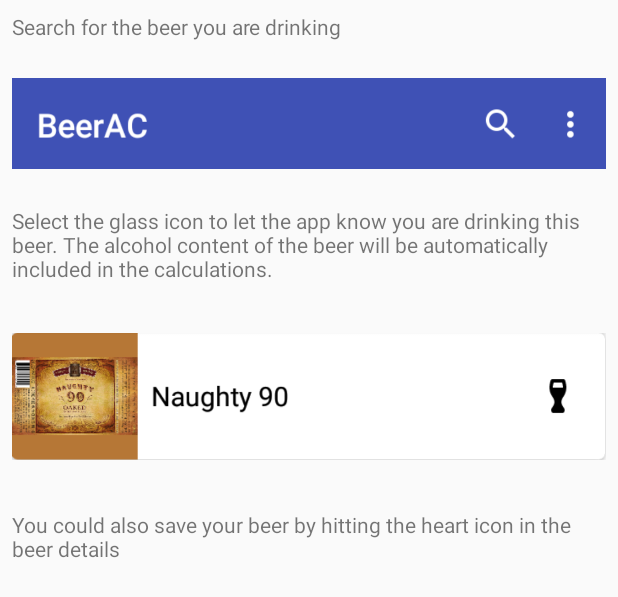
After one commit to Beesham/Capstone-Project, an Android app: the layout how_it_works_dialog.xml on its own in the app's theme, with its tools: preview values and no code run, on a phone screen of 412 x 824 dp. The commit adds this screen. Shown: the top 597 px of the screen. Run offline under Robolectric (Android 15) with nearby library versions, the phone set to English and light mode, and no system bars.

Commit message:
Add how it works dialog to Home

```diff
--- /dev/null
+++ b/app/src/main/res/layout/how_it_works_dialog.xml
@@ -0,0 +1,38 @@
+<?xml version="1.0" encoding="utf-8"?>
+<LinearLayout xmlns:android="http://schemas.android.com/apk/res/android"
+              android:orientation="vertical"
+              android:layout_width="match_parent"
+              android:layout_height="match_parent"
+              android:padding="@dimen/default_padding">
+
+    <TextView
+            android:id="@+id/step_1_text_view"
+            android:layout_width="match_parent"
+            android:layout_height="wrap_content"
+            android:text="@string/how_it_works_step_1"/>
+
+    <ImageView
+            android:layout_width="match_parent"
+            android:layout_height="wrap_content"
+            android:src="@drawable/search_bar"
+            android:contentDescription="@string/a11y_search_bar_image"/>
+
+    <TextView
+            android:id="@+id/step_2_text_view"
+            android:layout_width="match_parent"
+            android:layout_height="wrap_content"
+            android:text="@string/how_it_works_step_2"/>
+
+    <ImageView
+            android:layout_width="match_parent"
+            android:layout_height="wrap_content"
+            android:src="@drawable/search_result"
+            android:contentDescription="@string/a11y_search_result_image"/>
+
+    <TextView
+            android:id="@+id/note_text_view"
+            android:layout_width="match_parent"
+            android:layout_height="wrap_content"
+            android:text="@string/how_it_works_note"/>
+
+</LinearLayout>
--- a/app/src/main/res/values/strings.xml
+++ b/app/src/main/res/values/strings.xml
@@ -148,6 +148,12 @@
         \n\nBeerAC uses the BreweryDB API but is not endorsed or certified by PintLabs.
         \n\nPlease do not drink and drive\n\nDrink responsibly</string>
 
+    <!-- How it works -->
+    <string name="how_it_works_label" translatable="true">How It Works</string>
+    <string name="how_it_works_step_1" translatable="true">Search for the beer you are drinking</string>
+    <string name="how_it_works_step_2" translatable="true">Select the glass icon to let the app know you are drinking this beer. The alcohol content of the beer will be automatically included in the calculations.</string>
+    <string name="how_it_works_note" translatable="true">You could also save your beer by hitting the heart icon in the beer details</string>
+
     <!-- Stock Beer -->
     <string name="stock_beer_name">Stock Beer</string>
     <string name="stock_beer_id">stock_beer</string>
@@ -171,8 +177,16 @@
     <string name="a11y_increment_beer_count" translatable="true">Increment beer count</string>
     <string name="a11y_decrement_beer_count" translatable="true">Decrement beer count</string>
 
+    <string name="a11y_more_info_time" translatable="true">More info on started drinking time</string>
+    <string name="a11y_more_info_drink_size" translatable="true">More info on drink size</string>
+    <string name="a11y_more_info_bac_reading" translatable="true">More info on B A C reading</string>
+
+
     <string name="a11y_fab" translatable="true">Save this beer</string>
     <string name="a11y_drink_beer" translatable="true">Drink this beer</string>
+
+    <string name="a11y_search_bar_image" translatable="true">Search bar image</string>
+    <string name="a11y_search_result_image" translatable="true">Search result image with glass icon</string>
 
     <!-- Ads moved to gradle.properties-->
 
@@ -188,5 +202,4 @@
     <string name="add_widget">Add widget</string>
 
 
-
 </resources>
--- a/app/src/main/res/xml/pref_general.xml
+++ b/app/src/main/res/xml/pref_general.xml
@@ -45,6 +45,10 @@
                 android:summary="@string/pref_about_description"
                 android:dialogMessage="@string/pref_about_extended_description"/>
 
+        <!-- How it works -->
+        <com.beesham.beerac.ui.preferences.HowItWorksPreference
+                android:title="@string/how_it_works_label"/>
+
         <!-- Disclaimer -->
         <com.beesham.beerac.ui.preferences.AboutPreference
                 android:title="@string/disclaimer_label"
--- a/build.gradle
+++ b/build.gradle
@@ -2,10 +2,11 @@
 
 buildscript {
     repositories {
+        mavenCentral()
         jcenter()
     }
     dependencies {
-        classpath 'com.android.tools.build:gradle:2.3.1'
+        classpath 'com.android.tools.build:gradle:2.3.2'
         classpath 'com.google.gms:google-services:3.0.0'
         // NOTE: Do not place your application dependencies here; they belong
         // in the individual module build.gradle files
```
Also changed, not shown: app/src/main/AndroidManifest.xml (+19 -18 lines), app/src/main/java/com/beesham/beerac/ui/HomeFragment.java (+28 -3 lines), app/src/main/java/com/beesham/beerac/ui/preferences/HowItWorksPreference.java (added, +43 -0 lines), app/src/main/res/layout/fragment_home_base.xml (+6 -3 lines), app/src/main/res/drawable/search_bar.png (added), app/src/main/res/drawable/search_result.png (added).
